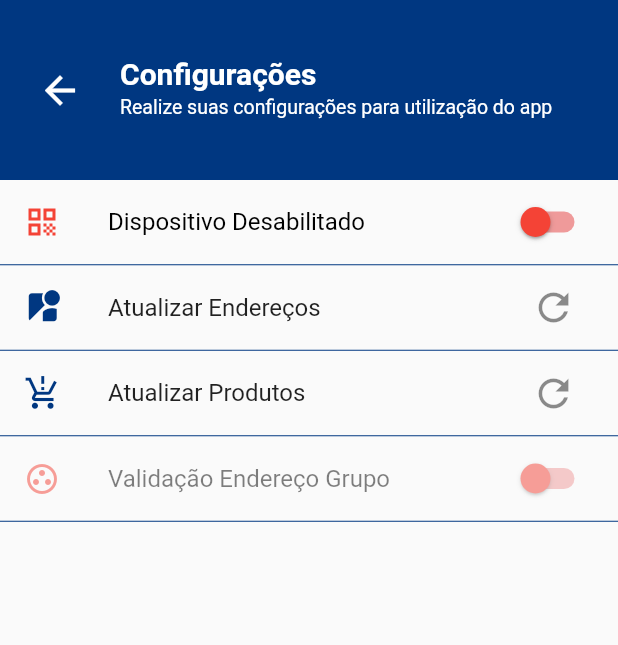
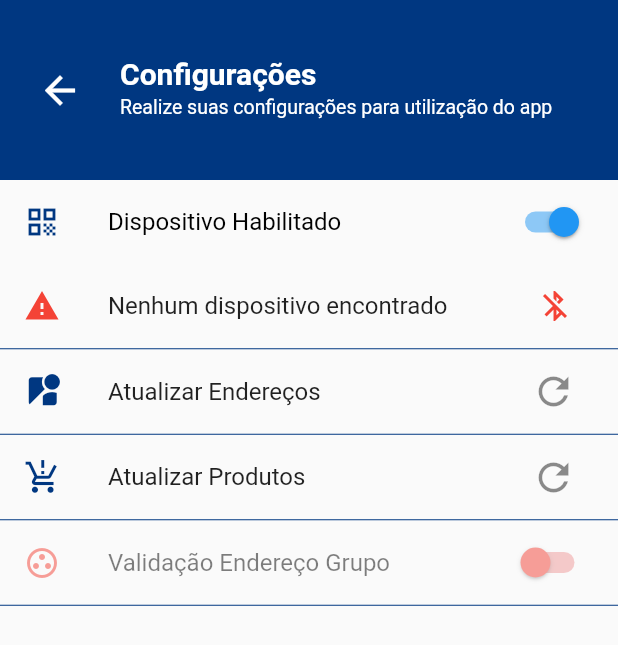
Before and after one commit to mwinfomatica/DellasApp, a Flutter app: the SettingsPage screen opened directly, after a tap on "Dispositivo Desabilitado", on a phone screen of 412 x 824 dp. Shown: the top 645 px of the screen. Run offline on Flutter 3.47's test engine with Material 2 defaults, Android fonts, the phone set to English and light mode, and no system bars; our stand-ins replace flutter_blue, shared_preferences, sqflite; missing offline and left inert: animated_card, flutter_beep, http_interceptor, qr_code_scanner; accounts and stored records are empty.

Commit message:
Correção habilitar dispositivos

```diff
--- a/dellas/lib/Models/ContextoModel.dart
+++ b/dellas/lib/Models/ContextoModel.dart
@@ -23,6 +23,7 @@ class ContextoModel {
   Map<String, dynamic> toJson() {
     final Map<String, dynamic> data = new Map<String, dynamic>();
     data['leituraExterna'] = this.leituraExterna;
+    data['descLeituraExterna'] = this.descLeituraExterna;
     data['nameDevice'] = this.nameDevice;
     data['uuidDevice'] = this.uuidDevice;
     data['enderecoGrupo'] = this.enderecoGrupo;
--- a/dellas/lib/SettingsApp/settings_page.dart
+++ b/dellas/lib/SettingsApp/settings_page.dart
@@ -59,7 +59,7 @@ class _SettingsPageState extends State<SettingsPage> {
   }
 
   Future<void> _monitoringBlue() {
-    if (contextoModel != null && !contextoModel.leituraExterna) {
+    if (contextoModel != null && contextoModel.leituraExterna) {
       //Monitorando devices conectados
       flutterBlue.connectedDevices
           .asStream()
@@ -149,13 +149,14 @@ class _SettingsPageState extends State<SettingsPage> {
               color: contextoModel.leituraExterna ? primaryColor : Colors.red,
             ),
           ),
-          Visibility(
-            visible: contextoModel.leituraExterna == true,
-            child: Divider(
-              color: primaryColor,
-              height: 1,
-            ),
-          ),
+          // Visibility(
+          //   visible: contextoModel.leituraExterna == true,
+          //   child: Divider(
+          //     color: primaryColor,
+          //     height: 1,
+          //   ),
+          // ),
+          if(contextoModel.leituraExterna)
           ...List.generate(devicesNames.length, (index) {
             return ListTile(
               title: Text(devicesNames[index].name.trim().isNotEmpty
```
Also changed, not shown: dellas/pubspec.yaml (+4 -4 lines).
